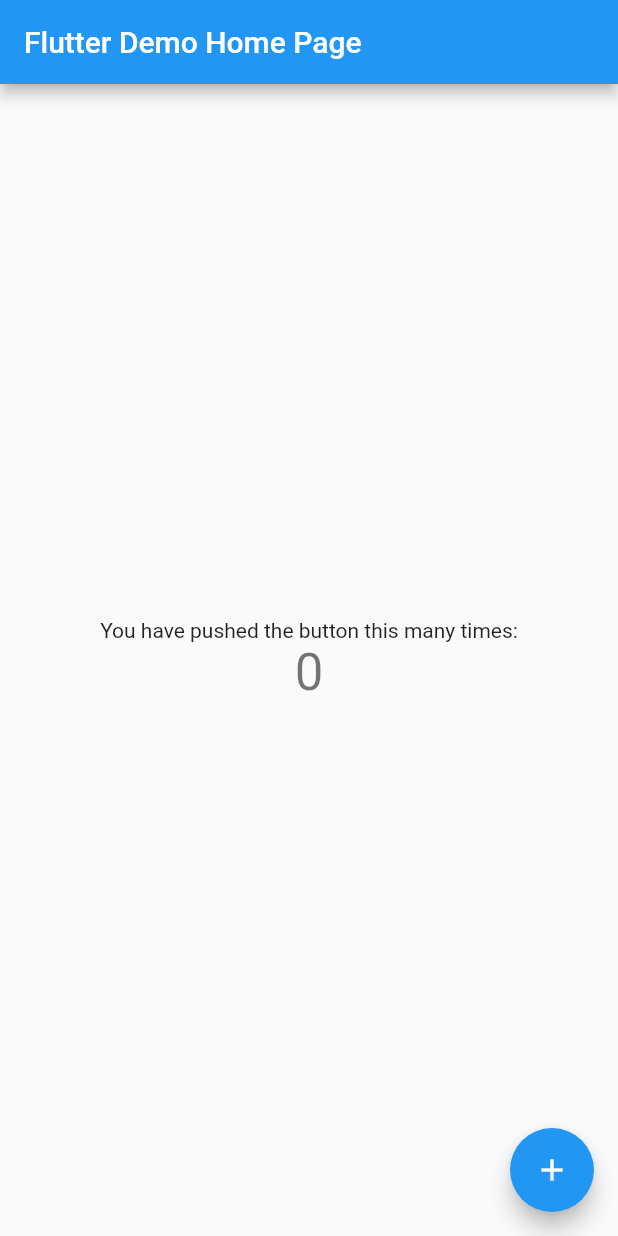
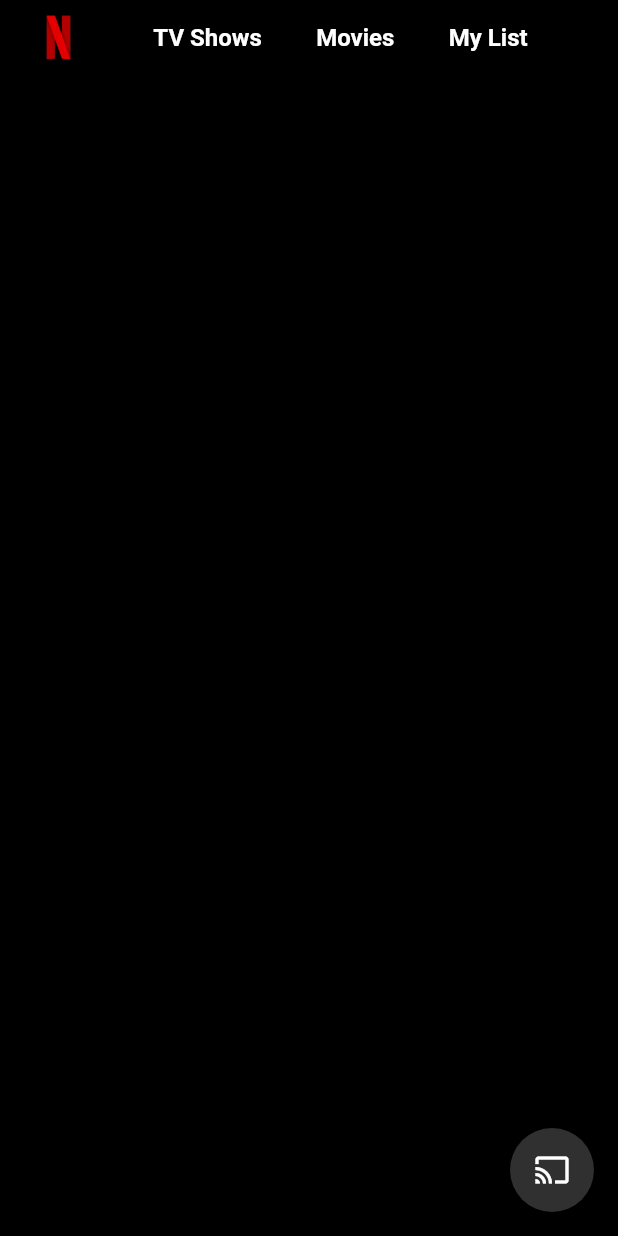
Before and after one commit to surhidamatya/netflix_ui_clone, a Flutter app: the screen it shows after launch, on a phone screen of 412 x 824 dp. Run offline on Flutter 3.47's test engine with Material 2 defaults, Android fonts, the light colour scheme and no system bars.

Commit message:
mobile-ui: add toolbar

```diff
--- a/lib/main.dart
+++ b/lib/main.dart
@@ -1,4 +1,5 @@
 import 'package:flutter/material.dart';
+import 'package:netflix_ui_clone/screens/screens.dart';
 
 void main() {
   runApp(MyApp());
@@ -8,105 +9,13 @@
   @override
   Widget build(BuildContext context) {
     return MaterialApp(
-      title: 'Flutter Demo',
+      title: 'Netflix UI clone',
       theme: ThemeData(
-        // This is the theme of your application.
-        //
-        // Try running your application with "flutter run". You'll see the
-        // application has a blue toolbar. Then, without quitting the app, try
-        // changing the primarySwatch below to Colors.green and then invoke
-        // "hot reload" (press "r" in the console where you ran "flutter run",
-        // or simply save your changes to "hot reload" in a Flutter IDE).
-        // Notice that the counter didn't reset back to zero; the application
-        // is not restarted.
         primarySwatch: Colors.blue,
+        visualDensity: VisualDensity.adaptivePlatformDensity,
+        scaffoldBackgroundColor: Colors.black,
       ),
-      home: MyHomePage(title: 'Flutter Demo Home Page'),
+      home: HomeScreen(),
     );
   }
 }
-
-class MyHomePage extends StatefulWidget {
-  MyHomePage({Key key, this.title}) : super(key: key);
-
-  // This widget is the home page of your application. It is stateful, meaning
-  // that it has a State object (defined below) that contains fields that affect
-  // how it looks.
-
-  // This class is the configuration for the state. It holds the values (in this
-  // case the title) provided by the parent (in this case the App widget) and
-  // used by the build method of the State. Fields in a Widget subclass are
-  // always marked "final".
-
-  final String title;
-
-  @override
-  _MyHomePageState createState() => _MyHomePageState();
-}
-
-class _MyHomePageState extends State<MyHomePage> {
-  int _counter = 0;
-
-  void _incrementCounter() {
-    setState(() {
-      // This call to setState tells the Flutter framework that something has
-      // changed in this State, which causes it to rerun the build method below
-      // so that the display can reflect the updated values. If we changed
-      // _counter without calling setState(), then the build method would not be
-      // called again, and so nothing would appear to happen.
-      _counter++;
-    });
-  }
-
-  @override
-  Widget build(BuildContext context) {
-    // This method is rerun every time setState is called, for instance as done
-    // by the _incrementCounter method above.
-    //
-    // The Flutter framework has been optimized to make rerunning build methods
-    // fast, so that you can just rebuild anything that needs updating rather
-    // than having to individually change instances of widgets.
-    return Scaffold(
-      appBar: AppBar(
-        // Here we take the value from the MyHomePage object that was created by
-        // the App.build method, and use it to set our appbar title.
-        title: Text(widget.title),
-      ),
-      body: Center(
-        // Center is a layout widget. It takes a single child and positions it
-        // in the middle of the parent.
-        child: Column(
-          // Column is also a layout widget. It takes a list of children and
-          // arranges them vertically. By default, it sizes itself to fit its
-          // children horizontally, and tries to be as tall as its parent.
-          //
-          // Invoke "debug painting" (press "p" in the console, choose the
-          // "Toggle Debug Paint" action from the Flutter Inspector in Android
-          // Studio, or the "Toggle Debug Paint" command in Visual Studio Code)
-          // to see the wireframe for each widget.
-          //
-          // Column has various properties to control how it sizes itself and
-          // how it positions its children. Here we use mainAxisAlignment to
-          // center the children vertically; the main axis here is the vertical
-          // axis because Columns are vertical (the cross axis would be
-          // horizontal).
-          mainAxisAlignment: MainAxisAlignment.center,
-          children: <Widget>[
-            Text(
-              'You have pushed the button this many times:',
-            ),
-            Text(
-              '$_counter',
-              style: Theme.of(context).textTheme.headline4,
-            ),
-          ],
-        ),
-      ),
-      floatingActionButton: FloatingActionButton(
-        onPressed: _incrementCounter,
-        tooltip: 'Increment',
-        child: Icon(Icons.add),
-      ), // This trailing comma makes auto-formatting nicer for build methods.
-    );
-  }
-}
--- /dev/null
+++ b/lib/screens/home_screen.dart
@@ -0,0 +1,44 @@
+import 'package:flutter/material.dart';
+import 'package:netflix_ui_clone/widgets/widgets.dart';
+
+class HomeScreen extends StatefulWidget {
+  @override
+  _HomeScreenState createState() => _HomeScreenState();
+}
+
+class _HomeScreenState extends State<HomeScreen> {
+  ScrollController _scrollController;
+  double _scrollOffset = 0.0;
+
+  @override
+  void initState() {
+_scrollController = ScrollController()..addListener(() {
+  setState(() {
+    _scrollOffset = _scrollController.offset;
+  });
+});
+    super.initState();
+  }
+
+  @override
+  void dispose() {
+    _scrollController.dispose();
+    super.dispose();
+  }
+  @override
+  Widget build(BuildContext context) {
+    final Size screenSize = MediaQuery.of(context).size;
+
+    return Scaffold(
+      floatingActionButton: FloatingActionButton(
+        backgroundColor: Colors.grey[850],
+        child: const Icon(Icons.cast),
+        onPressed: () => print('Cast'),
+      ),
+      appBar: PreferredSize(
+        preferredSize: Size(screenSize.width, 50.0),
+        child: CustomAppBar(scrollOffset: _scrollOffset,),
+      ),
+    );
+  }
+}
--- /dev/null
+++ b/lib/screens/screens.dart
@@ -0,0 +1 @@
+export 'home_screen.dart';
--- /dev/null
+++ b/lib/widgets/custom_app_bar.dart
@@ -0,0 +1,50 @@
+import 'package:flutter/material.dart';
+import 'package:netflix_ui_clone/assets.dart';
+
+class CustomAppBar extends StatelessWidget {
+  final double scrollOffset;
+
+  const CustomAppBar({Key key, this.scrollOffset = 0.0}) : super(key: key);
+  @override
+  Widget build(BuildContext context) {
+    return Container(
+      padding: const EdgeInsets.symmetric(vertical: 10.0,
+        horizontal: 24.0,
+      ),
+      color: Colors.black.withOpacity((scrollOffset/350).clamp(0,1).toDouble()),
+      child: SafeArea(
+        child: Row(children: [
+          Image.asset(Assets.netflixLogo0),
+          const SizedBox(width: 12.0,),
+          Expanded(
+            child: Row(
+              mainAxisAlignment: MainAxisAlignment.spaceEvenly,
+              children: [
+                _AppBarButton(title: 'TV Shows', onTap: ()=> print('TV Shows'),),
+                _AppBarButton(title: 'Movies', onTap: ()=> print('Movies'),),
+                _AppBarButton(title: 'My List', onTap: ()=> print('My List'),),
+              ],
+            )
+          )
+
+        ],),
+      ),
+
+    );
+  }
+}
+
+class _AppBarButton extends StatelessWidget {
+
+  final String title;
+  final Function onTap;
+
+  const _AppBarButton({Key key, this.title, this.onTap}) : super(key: key);
+  @override
+  Widget build(BuildContext context) {
+    return GestureDetector(
+      onTap: onTap,
+      child: Text(title, style: const TextStyle(color: Colors.white, fontSize: 16.0, fontWeight: FontWeight.w600),),
+    );
+  }
+}
--- /dev/null
+++ b/lib/widgets/widgets.dart
@@ -0,0 +1 @@
+export 'custom_app_bar.dart';
--- a/pubspec.yaml
+++ b/pubspec.yaml
@@ -48,8 +48,8 @@
   uses-material-design: true
 
   # To add assets to your application, add an assets section, like this:
-   assets:
-     - assets/images/
+  assets:
+    - assets/images/
   #   - images/a_dot_ham.jpeg
 
   # An image asset can refer to one or more resolution-specific "variants", see
```
Also changed, not shown: pubspec.lock, 7 other files.
